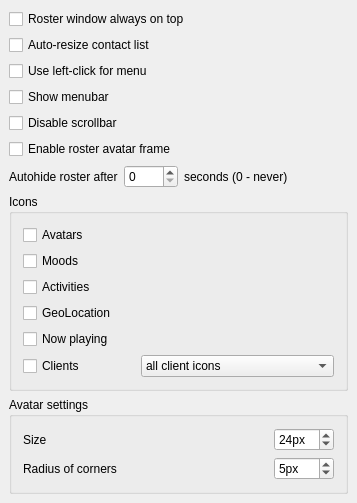
Old version of the form src/options/opt_roster.ui in the repository psi-im/psi.
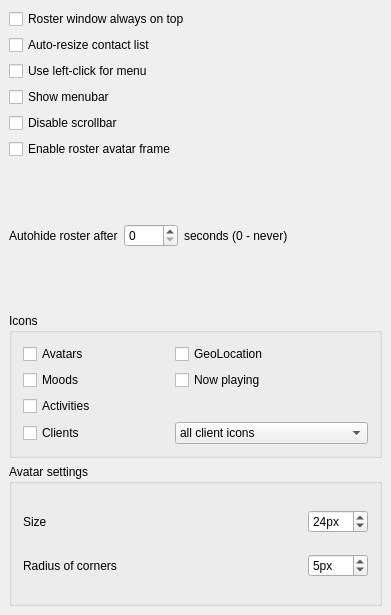
New version of the form.

```diff
--- a/src/options/opt_roster.ui
+++ b/src/options/opt_roster.ui
@@ -6,8 +6,8 @@
    <rect>
     <x>0</x>
     <y>0</y>
-    <width>357</width>
-    <height>503</height>
+    <width>391</width>
+    <height>615</height>
    </rect>
   </property>
   <property name="windowTitle">
@@ -128,16 +128,18 @@
      </property>
      <layout class="QVBoxLayout" name="verticalLayout_2">
       <item>
-       <widget class="QCheckBox" name="ck_showAvatarIcons">
+       <layout class="QGridLayout" name="gridLayout">
+        <item row="0" column="1">
+         <widget class="QCheckBox" name="ck_showGeoLocationIcons">
         <property name="whatsThis">
          <string>Show avatars in roster</string>
         </property>
         <property name="text">
-         <string>Avatars</string>
+           <string>GeoLocation</string>
         </property>
        </widget>
       </item>
-      <item>
+        <item row="1" column="0">
        <widget class="QCheckBox" name="ck_showMoodIcons">
         <property name="whatsThis">
          <string>Show moods in roster</string>
@@ -147,7 +149,17 @@
         </property>
        </widget>
       </item>
-      <item>
+        <item row="0" column="0">
+         <widget class="QCheckBox" name="ck_showAvatarIcons">
+          <property name="whatsThis">
+           <string>Show avatars in roster</string>
+          </property>
+          <property name="text">
+           <string>Avatars</string>
+          </property>
+         </widget>
+        </item>
+        <item row="2" column="0">
        <widget class="QCheckBox" name="ck_showActivityIcons">
         <property name="whatsThis">
          <string>Show activities in roster</string>
@@ -157,17 +169,7 @@
         </property>
        </widget>
       </item>
-      <item>
-       <widget class="QCheckBox" name="ck_showGeoLocationIcons">
-        <property name="whatsThis">
-         <string>Show geolocation in roster</string>
-        </property>
-        <property name="text">
-         <string>GeoLocation</string>
-        </property>
-       </widget>
-      </item>
-      <item>
+        <item row="1" column="1">
        <widget class="QCheckBox" name="ck_showTuneIcons">
         <property name="whatsThis">
          <string>Show icon when contact is listening to music</string>
@@ -177,12 +179,7 @@
         </property>
        </widget>
       </item>
-      <item>
-       <layout class="QHBoxLayout">
-        <property name="spacing">
-         <number>5</number>
-        </property>
-        <item>
+        <item row="3" column="0">
          <widget class="QCheckBox" name="ck_showClientIcons">
           <property name="whatsThis">
            <string>Show icon of user client</string>
@@ -192,7 +189,7 @@
           </property>
          </widget>
         </item>
-        <item>
+        <item row="3" column="1">
          <widget class="QComboBox" name="cb_showAllClientIcons">
           <item>
            <property name="text">
```
Left out of the diff: 5 changed lines with no effect on the pictures. Lines whose indentation alone changed are shown as unchanged.
